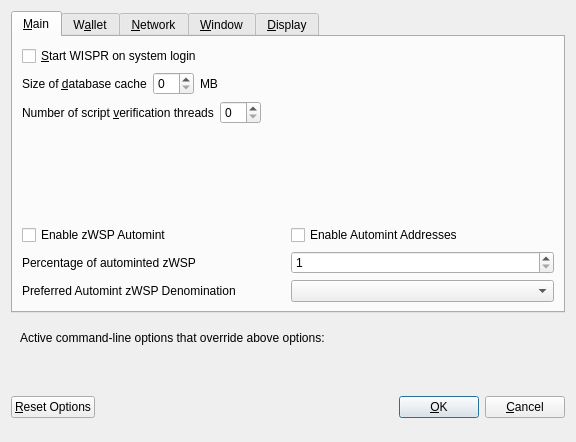
First picture: the form in src/qt/forms/optionsdialog.ui, repository THETCR/core, before the edit.
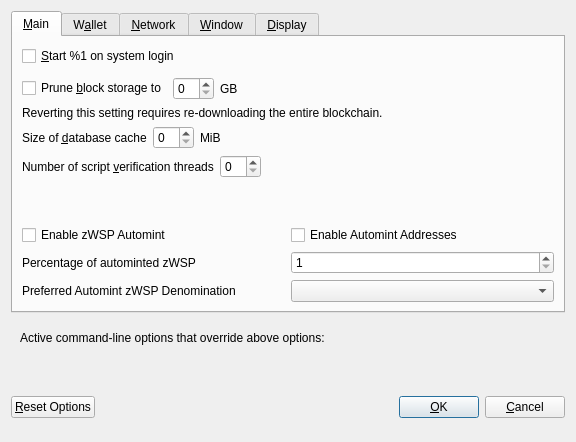
Second picture: the form after the edit. The open tabs and pages were chosen to show the change. Custom widgets are drawn as their Qt base class.

Commit message: [QT] Backport qt

```diff
--- a/src/qt/forms/optionsdialog.ui
+++ b/src/qt/forms/optionsdialog.ui
@@ -33,7 +33,70 @@
           <string>Automatically start WISPR after logging in to the system.</string>
          </property>
          <property name="text">
-          <string>&amp;Start WISPR on system login</string>
+          <string>&amp;Start %1 on system login</string>
+         </property>
+        </widget>
+       </item>
+       <item>
+        <spacer name="horizontalSpacer_0_Main">
+         <property name="orientation">
+          <enum>Qt::Horizontal</enum>
+         </property>
+         <property name="sizeHint" stdset="0">
+          <size>
+           <width>40</width>
+           <height>5</height>
+          </size>
+         </property>
+        </spacer>
+       </item>
+       <item>
+       <layout class="QHBoxLayout" name="horizontalLayout_Main_Prune">
+        <item>
+         <widget class="QCheckBox" name="prune">
+          <property name="toolTip">
+           <string>Disables some advanced features but all blocks will still be fully validated. Reverting this setting requires re-downloading the entire blockchain. Actual disk usage may be somewhat higher.</string>
+          </property>
+          <property name="text">
+           <string>Prune &amp;block storage to</string>
+          </property>
+         </widget>
+        </item>
+        <item>
+         <widget class="QSpinBox" name="pruneSize"/>
+        </item>
+         <item>
+          <widget class="QLabel" name="pruneSizeUnitLabel">
+           <property name="text">
+            <string>GB</string>
+           </property>
+           <property name="textFormat">
+            <enum>Qt::PlainText</enum>
+           </property>
+          </widget>
+         </item>
+         <item>
+          <spacer name="horizontalSpacer_Main_Prune">
+           <property name="orientation">
+            <enum>Qt::Horizontal</enum>
+           </property>
+           <property name="sizeHint" stdset="0">
+            <size>
+             <width>40</width>
+             <height>20</height>
+            </size>
+           </property>
+          </spacer>
+         </item>
+        </layout>
+       </item>
+       <item>
+        <widget class="QLabel" name="pruneWarning">
+         <property name="text">
+          <string>Reverting this setting requires re-downloading the entire blockchain.</string>
+         </property>
+         <property name="textFormat">
+          <enum>Qt::PlainText</enum>
          </property>
         </widget>
        </item>
@@ -58,7 +121,7 @@
          <item>
           <widget class="QLabel" name="databaseCacheUnitLabel">
            <property name="text">
-            <string>MB</string>
+            <string>MiB</string>
            </property>
            <property name="textFormat">
             <enum>Qt::PlainText</enum>
```
Left out of the diff: 2 changed lines with no effect on the pictures. The commit also changes 1 other file.
